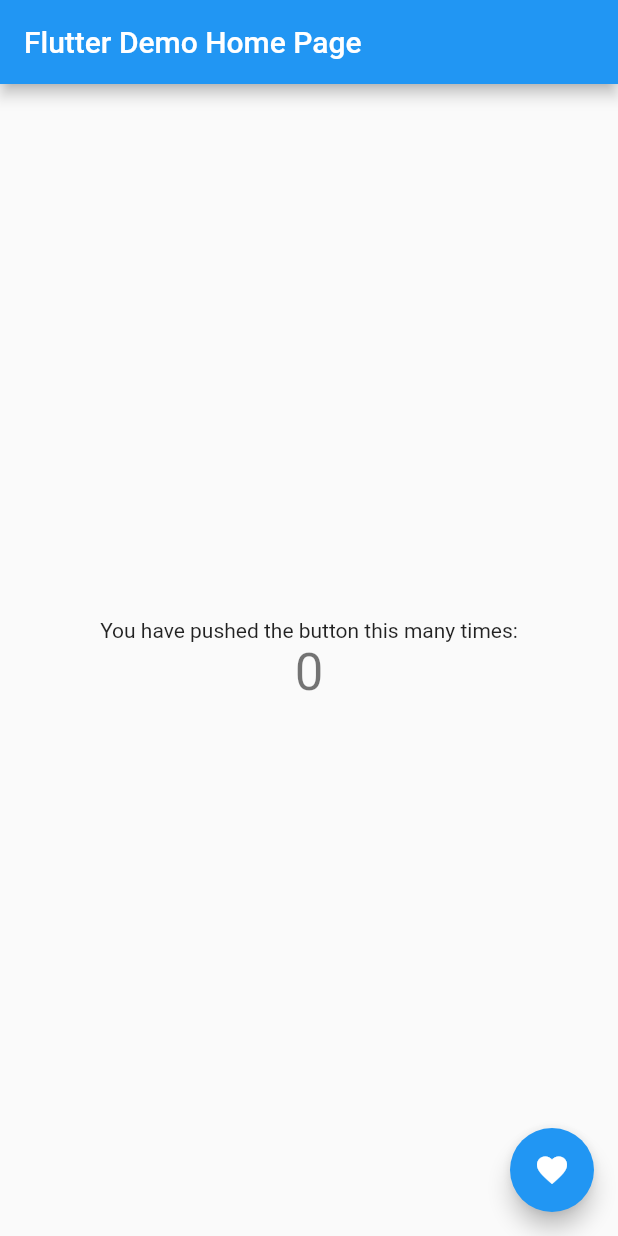
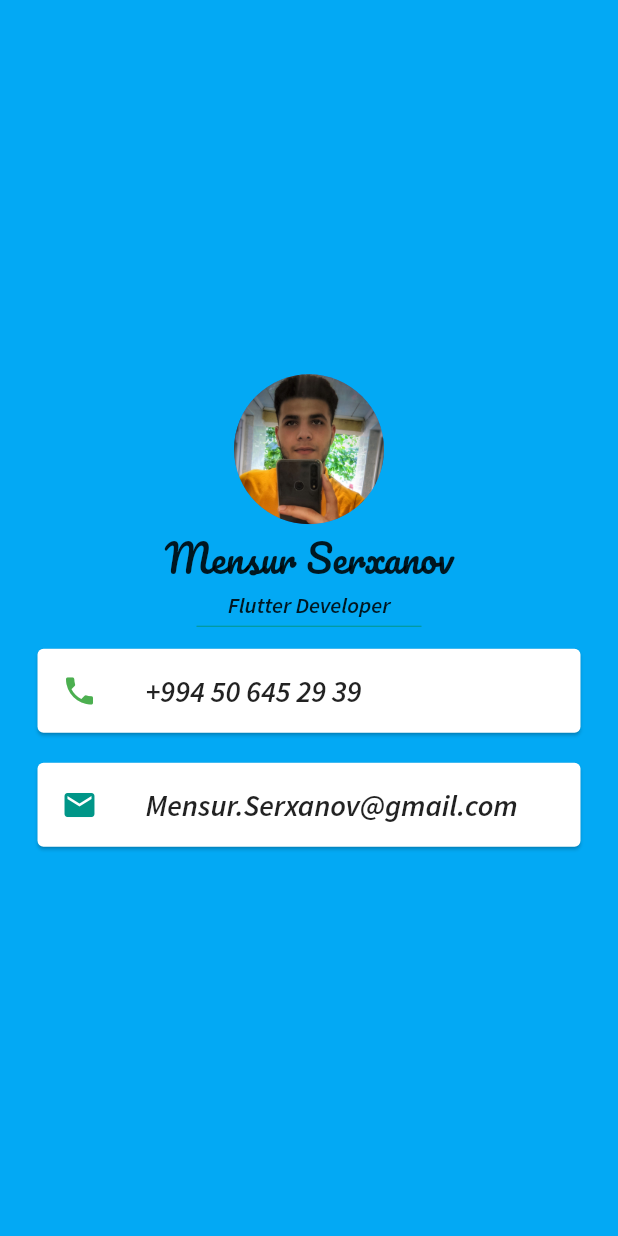
Before and after one commit to mensur056/Flutter_learning, a Flutter app: the screen it shows after launch, on a phone screen of 412 x 824 dp. Run offline on Flutter 3.47's test engine with Material 2 defaults, Android fonts, the phone set to English and light mode, and no system bars.

Commit message:
First app

```diff
--- a/micard/lib/main.dart
+++ b/micard/lib/main.dart
@@ -1,113 +1,71 @@
 import 'package:flutter/material.dart';
 
-void main() {
-  runApp(MyApp());
-}
+void main() => runApp(MiCard());
 
-class MyApp extends StatelessWidget {
-  // This widget is the root of your application.
+class MiCard extends StatelessWidget {
   @override
   Widget build(BuildContext context) {
     return MaterialApp(
-      title: 'Flutter Demo',
-      theme: ThemeData(
-        // This is the theme of your application.
-        //
-        // Try running your application with "flutter run". You'll see the
-        // application has a blue toolbar. Then, without quitting the app, try
-        // changing the primarySwatch below to Colors.green and then invoke
-        // "hot reload" (press "r" in the console where you ran "flutter run",
-        // or simply save your changes to "hot reload" in a Flutter IDE).
-        // Notice that the counter didn't reset back to zero; the application
-        // is not restarted.
-        primarySwatch: Colors.blue,
+      home: Scaffold(
+        backgroundColor: Colors.lightBlue,
+        body: SafeArea(
+          child: Center(
+            child: Column(
+              mainAxisAlignment: MainAxisAlignment.center,
+              children: [
+                CircleAvatar(
+                  radius: 50,
+                  backgroundImage: AssetImage('images/mensur.jpg'),
+                ),
+                Text(
+                  'Mensur Serxanov',
+                  style: TextStyle(fontFamily: 'Pacifico', fontSize: 25),
+                ),
+                Text(
+                  'Flutter Developer',
+                  style: TextStyle(fontSize: 15, fontFamily: 'Source'),
+                ),
+                SizedBox(
+                  height: 10,
+                  width: 150,
+                  child: Divider(
+                    color: Colors.teal,
+                    height: 10,
+                  ),
+                ),
+                Card(
+                  color: Colors.white,
+                  margin: EdgeInsets.symmetric(vertical: 10, horizontal: 25),
+                  child: ListTile(
+                    leading: Icon(
+                      Icons.phone,
+                      color: Colors.green,
+                    ),
+                    title: Text(
+                      '+994 50 645 29 39',
+                      style: TextStyle(fontSize: 20.0, fontFamily: 'Source'),
+                    ),
+                  ),
+                ),
+                Card(
+                  color: Colors.white,
+                  margin: EdgeInsets.symmetric(vertical: 10, horizontal: 25),
+                  child: ListTile(
+                    leading: Icon(
+                      Icons.email,
+                      color: Colors.teal,
+                    ),
+                    title: Text(
+                      'Mensur.Serxanov@gmail.com',
+                      style: TextStyle(fontFamily: 'Source', fontSize: 20),
+                    ),
+                  ),
+                )
+              ],
+            ),
+          ),
+        ),
       ),
-      home: MyHomePage(title: 'Flutter Demo Home Page'),
     );
   }
 }
-
-class MyHomePage extends StatefulWidget {
-  MyHomePage({Key? key, required this.title}) : super(key: key);
-
-  // This widget is the home page of your application. It is stateful, meaning
-  // that it has a State object (defined below) that contains fields that affect
-  // how it looks.
-
-  // This class is the configuration for the state. It holds the values (in this
-  // case the title) provided by the parent (in this case the App widget) and
-  // used by the build method of the State. Fields in a Widget subclass are
-  // always marked "final".
-
-  final String title;
-
-  @override
-  _MyHomePageState createState() => _MyHomePageState();
-}
-
-class _MyHomePageState extends State<MyHomePage> {
-  int _counter = 0;
-
-  void _incrementCounter() {
-    setState(() {
-      // This call to setState tells the Flutter framework that something has
-      // changed in this State, which causes it to rerun the build method below
-      // so that the display can reflect the updated values. If we changed
-      // _counter without calling setState(), then the build method would not be
-      // called again, and so nothing would appear to happen.
-      _counter++;
-    });
-  }
-
-  @override
-  Widget build(BuildContext context) {
-    // This method is rerun every time setState is called, for instance as done
-    // by the _incrementCounter method above.
-    //
-    // The Flutter framework has been optimized to make rerunning build methods
-    // fast, so that you can just rebuild anything that needs updating rather
-    // than having to individually change instances of widgets.
-    return Scaffold(
-      appBar: AppBar(
-        // Here we take the value from the MyHomePage object that was created by
-        // the App.build method, and use it to set our appbar title.
-        title: Text(widget.title),
-      ),
-      body: Center(
-        // Center is a layout widget. It takes a single child and positions it
-        // in the middle of the parent.
-        child: Column(
-          // Column is also a layout widget. It takes a list of children and
-          // arranges them vertically. By default, it sizes itself to fit its
-          // children horizontally, and tries to be as tall as its parent.
-          //
-          // Invoke "debug painting" (press "p" in the console, choose the
-          // "Toggle Debug Paint" action from the Flutter Inspector in Android
-          // Studio, or the "Toggle Debug Paint" command in Visual Studio Code)
-          // to see the wireframe for each widget.
-          //
-          // Column has various properties to control how it sizes itself and
-          // how it positions its children. Here we use mainAxisAlignment to
-          // center the children vertically; the main axis here is the vertical
-          // axis because Columns are vertical (the cross axis would be
-          // horizontal).
-          mainAxisAlignment: MainAxisAlignment.center,
-          children: <Widget>[
-            Text(
-              'You have pushed the button this many times:',
-            ),
-            Text(
-              '$_counter',
-              style: Theme.of(context).textTheme.headline4,
-            ),
-          ],
-        ),
-      ),
-      floatingActionButton: FloatingActionButton(
-        onPressed: _incrementCounter,
-        tooltip: 'Increment',
-        child: Icon(Icons.favorite),
-      ), // This trailing comma makes auto-formatting nicer for build methods.
-    );
-  }
-}
```
Also changed, not shown: micard/pubspec.yaml (+12 -52 lines), micard/font/Pacifico-Regular.ttf (added), micard/font/Source-Regular.ttf (added), micard/images/mensur.jpg (added), 1 other file.
